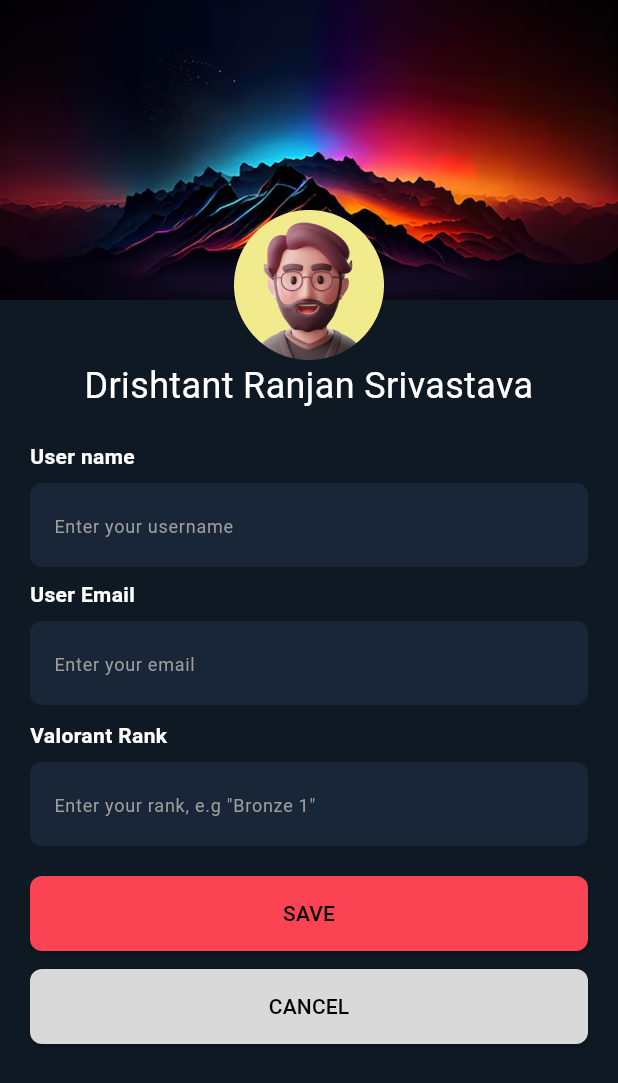
After one commit to Frustated-Developers/Valo-Zone-Application, a Flutter app: the EditProfile screen opened directly, on a phone screen of 412 x 824 dp. The commit adds this screen. Shown: the top 1083 px of the screen. Run offline on Flutter 3.47's test engine with Material 3 defaults, Android fonts, the phone set to English and light mode, and no system bars; our stand-ins replace animated_bottom_navigation_bar, awesome_snackbar_content, cloud_firestore, device_info_plus, firebase_auth, firebase_core and 10 more; missing offline and left inert: easy_pdf_viewer; accounts and stored records are empty; Roboto replaces fonts that are missing (Poppins); project files that could hold a hidden picture were left out.

Commit message:
edit page created.

```diff
--- /dev/null
+++ b/lib/edit_profile/view/edit_profile.dart
@@ -0,0 +1,158 @@
+import 'package:flutter/material.dart';
+import 'package:valo_zone/utils/AppColors.dart';
+import 'package:valo_zone/utils/Assets_path.dart';
+
+class EditProfile extends StatefulWidget {
+  const EditProfile({super.key});
+
+  @override
+  State<EditProfile> createState() => _EditProfileState();
+}
+
+class _EditProfileState extends State<EditProfile> {
+
+  final TextEditingController _usernameController = TextEditingController();
+  final TextEditingController _emailController = TextEditingController();
+  final TextEditingController _rankController = TextEditingController();
+  @override
+  Widget build(BuildContext context) {
+    return Scaffold(
+      backgroundColor: AppColors.homepageBackground,
+      body: SingleChildScrollView(
+        child: Stack(
+          children: [
+            Column(
+              children: [
+                Image.asset(
+                  AssetPath.edit_bg,
+                  height: 200,
+                  width: double.infinity,
+                  fit: BoxFit.fitWidth,
+                ),
+              ],
+            ),
+            Column(
+              crossAxisAlignment:
+                  CrossAxisAlignment.center, // Center children horizontally
+              children: [
+                SizedBox(
+                  width: double.infinity, // Makes Column take full width
+                  child: Column(
+                    children: [
+                      const Padding(
+                        padding: EdgeInsets.only(top: 140),
+                        child: Image(
+                          image: AssetImage(AssetPath.dummy_avatar),
+                          height: 100,
+                        ),
+                      ),
+                      const SizedBox(
+                        width: 300,
+                        child: Text(
+                          "Drishtant Ranjan Srivastava",
+                          textAlign: TextAlign.center,
+                          overflow: TextOverflow.visible,
+                          maxLines: 2,
+                          style: TextStyle(
+                            fontSize: 24,
+                            color: AppColors.whiteText,
+                            fontFamily: 'Poppins',
+                            decoration: TextDecoration.none,
+                          ),
+                        ),
+                      ),
+                      const SizedBox(height: 20),
+
+                      // Form Fields
+                      Padding(
+                        padding: const EdgeInsets.symmetric(horizontal: 20),
+                        child: Column(
+                          crossAxisAlignment: CrossAxisAlignment.start,
+                          children: [
+                            _text("User name"),
+                            const SizedBox(height: 8),
+                            _textForm(hint: "Enter your username", controller: _usernameController),
+
+                            const SizedBox(height: 8),
+
+                            _text("User Email"),
+                            const SizedBox(height: 8),
+                            _textForm(hint: "Enter your email", controller: _emailController),
+
+                            const SizedBox(height: 10),
+
+                            _text("Valorant Rank"),
+                            const SizedBox(height: 8),
+                            _textForm(hint: "Enter your rank, e.g \"Bronze 1\"", controller: _rankController),
+
+                            const SizedBox(height: 20),
+
+                            _buttons(title: "SAVE", onTap: () {}),
+                            const SizedBox(height: 12),
+                            // Cancel Button
+                            _buttons(
+                                title: "CANCEL",
+                                onTap: () {},
+                                color: AppColors.buttonWhite),
+                          ],
+                        ),
+                      ),
+                      const SizedBox(height: 20),
+                    ],
+                  ),
+                ),
+              ],
+            ),
+          ],
+        ),
+      ),
+    );
+  }
+}
+
+Widget _text(String name) {
+  return Text(
+    name,
+    style: const TextStyle(color: Colors.white, fontWeight: FontWeight.bold),
+  );
+}
+
+Widget _textForm({String hint= "", required TextEditingController controller} ) {
+  return TextFormField(
+    controller: controller,
+    decoration: InputDecoration(
+      filled: true,
+      hintText: hint,
+      hintStyle: const TextStyle(color: AppColors.greyText,fontSize: 12),
+      fillColor: const Color(0xFF192637),
+      border: OutlineInputBorder(
+        borderRadius: BorderRadius.circular(8),
+        borderSide: BorderSide.none,
+      ),
+    ),
+    style: const TextStyle(color: Colors.white),
+  );
+}
+
+Widget _buttons(
+    {required String title,
+    required VoidCallback onTap,
+    Color color = AppColors.SelectedIconColor}) {
+  return SizedBox(
+    width: double.infinity,
+    height: 50,
+    child: ElevatedButton(
+      onPressed: onTap,
+      style: ElevatedButton.styleFrom(
+        backgroundColor: color,
+        shape: RoundedRectangleBorder(
+          borderRadius: BorderRadius.circular(8),
+        ),
+      ),
+      child: Text(
+        title,
+        style: const TextStyle(color: Colors.black),
+      ),
+    ),
+  );
+}
--- a/lib/home/view/homepage.dart
+++ b/lib/home/view/homepage.dart
@@ -1,3 +1,5 @@
+// ignore_for_file: prefer_const_constructors
+
 import 'package:animated_bottom_navigation_bar/animated_bottom_navigation_bar.dart';
 import 'package:firebase_auth/firebase_auth.dart';
 import 'package:flutter/material.dart';
--- a/lib/landing/view/landingPage.dart
+++ b/lib/landing/view/landingPage.dart
@@ -105,7 +105,7 @@ class _LandingPageState extends State<LandingPage> {
                       MediaQuery.of(context).size.height >= 750 ? 50.w : 25.w),
                   child: CustomButton(
                     onPressed: () {
-                      navigateTo(context, LoginPage());
+                      navigateTo(context, const LoginPage());
                     },
                     width:
                         MediaQuery.of(context).size.height >= 750 ? 400 : 300,
--- a/lib/login/view/loginPage.dart
+++ b/lib/login/view/loginPage.dart
@@ -175,7 +175,7 @@ class _LoginPageState extends State<LoginPage> {
               isLoader: _isLoading,
               buttonText: "LOGIN",
               onPressed: _handleButtonClick),
-          Text(
+          const Text(
             "OR",
             style: TextStyle(color: Colors.white, fontWeight: FontWeight.bold),
           ),
@@ -243,10 +243,10 @@ class _LoginPageState extends State<LoginPage> {
                       width: 9.w,
                     ),
                     Image.asset(AssetPath.google),
-                    SizedBox(
+                    const SizedBox(
                       width: 10,
                     ),
-                    Text(
+                    const Text(
                       "Sign in with Google",
                       style:
                           TextStyle(fontWeight: FontWeight.bold, fontSize: 16),
@@ -296,7 +296,7 @@ class _LoginPageState extends State<LoginPage> {
     return Column(
       children: [
         // Can't sign in text
-        Text(
+        const Text(
           "CAN'T SIGN IN",
           style: TextStyle(
               color: AppColors.whiteText,
@@ -306,7 +306,7 @@ class _LoginPageState extends State<LoginPage> {
         // Create account link
         GestureDetector(
           onTap: () => navigateTo(context, const SignUp()),
-          child: Text(
+          child: const Text(
             "CREATE ACCOUNT",
             style: TextStyle(
                 color: AppColors.whiteText,
@@ -336,7 +336,7 @@ class _LoginPageState extends State<LoginPage> {
       });
 
       if (user != null) {
-        navigateTo(context, Homepage());
+        navigateTo(context, const Homepage());
       } else {
         ScaffoldMessenger.of(context).showSnackBar(
           const SnackBar(
--- a/lib/utils/AppColors.dart
+++ b/lib/utils/AppColors.dart
@@ -18,4 +18,5 @@ class AppColors {
   static const Color blackText = Colors.black;
   static const Color greyText = Colors.grey;
   static const Color dullWhiteText = Colors.white70;
+  static const Color buttonWhite = Color(0xFFD9D9D9);
 }
--- a/lib/utils/Assets_path.dart
+++ b/lib/utils/Assets_path.dart
@@ -5,6 +5,7 @@ class AssetPath {
   static const String ic_home_red = "assets/icons/ic_home_red.svg";
   static const String ic_wall = "assets/icons/ic_wall.svg";
   static const String ic_wall_red = "assets/icons/ic_wall_red.svg";
+  static const String edit_bg = "assets/images/edit_bg.png";
 
   /////AGENT CARDS//////////
   static const String all_agent_card =
```
Also changed, not shown: assets/images/edit_bg.png (added).
